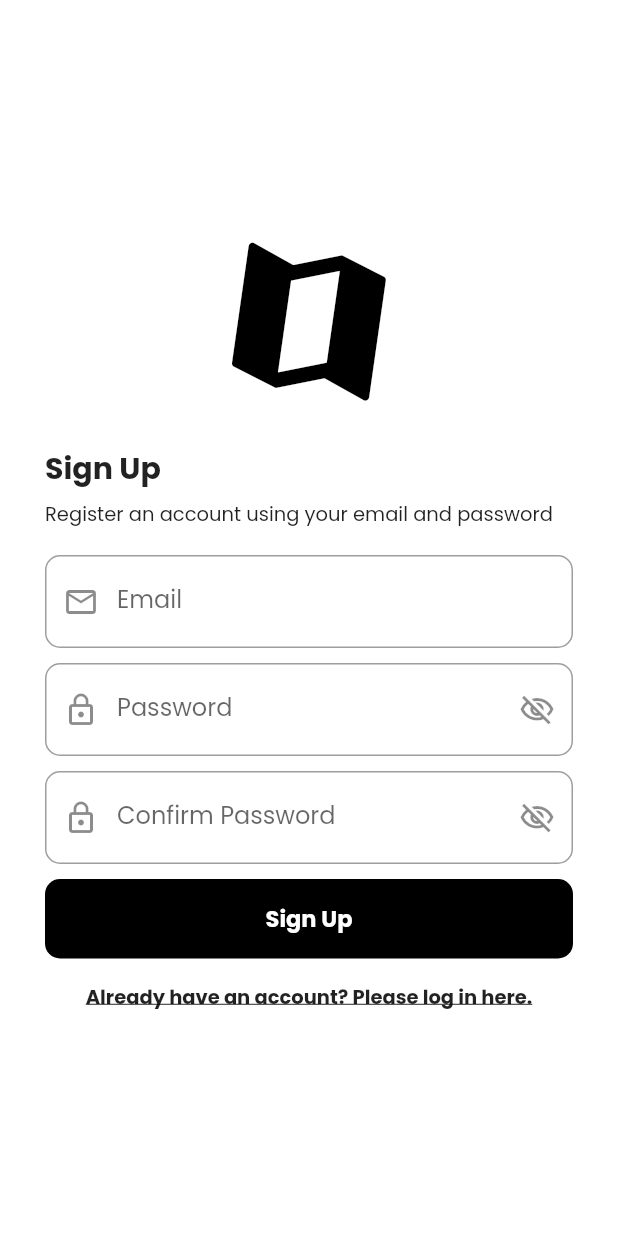
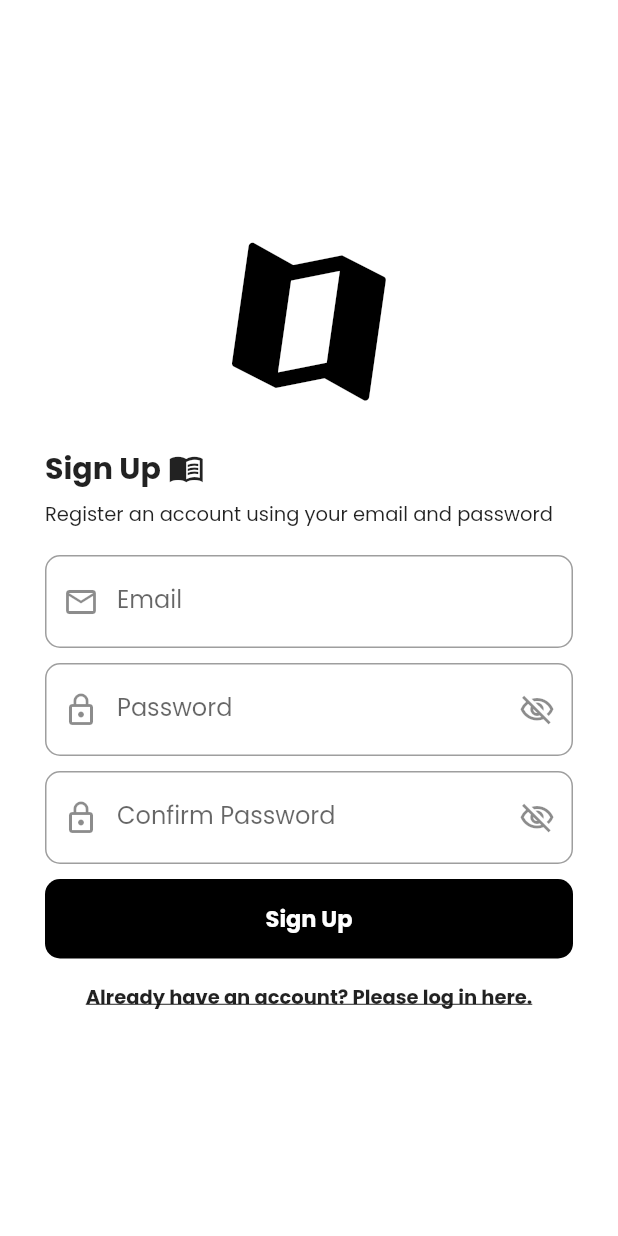
Before and after one commit to RajinH/flutter-dev, a Flutter app: the screen it shows after launch, after a tap on "No account? Please register here.", on a phone screen of 412 x 824 dp. Run offline on Flutter 3.47's test engine with Material 2 defaults, Android fonts, the phone set to English and light mode, and no system bars; our stand-ins replace equatable, firebase_auth, firebase_core, flutter_bloc, flutter_dotenv, flutter_map and 3 more; accounts and stored records are empty.

Commit message:
update icons

```diff
--- a/map_app/lib/pages/login_page.dart
+++ b/map_app/lib/pages/login_page.dart
@@ -87,10 +87,19 @@ class _LogInPageState extends State<LogInPage> {
                   const SizedBox(
                     height: 20,
                   ),
-                  const Text(
-                    'Log In',
-                    textAlign: TextAlign.start,
-                    style: TextStyle(fontSize: 20, fontWeight: FontWeight.bold),
+                  const Row(
+                    children: [
+                      Text(
+                        'Log In',
+                        textAlign: TextAlign.start,
+                        style: TextStyle(
+                            fontSize: 20, fontWeight: FontWeight.bold),
+                      ),
+                      SizedBox(
+                        width: 5,
+                      ),
+                      Icon(Icons.lock_open_sharp)
+                    ],
                   ),
                   const SizedBox(
                     height: 10,
--- a/map_app/lib/pages/signup_page.dart
+++ b/map_app/lib/pages/signup_page.dart
@@ -64,10 +64,19 @@ class _SignUpPageState extends State<SignUpPage> {
                   const SizedBox(
                     height: 20,
                   ),
-                  const Text(
-                    'Sign Up',
-                    textAlign: TextAlign.start,
-                    style: TextStyle(fontSize: 20, fontWeight: FontWeight.bold),
+                  const Row(
+                    children: [
+                      Text(
+                        'Sign Up',
+                        textAlign: TextAlign.start,
+                        style: TextStyle(
+                            fontSize: 20, fontWeight: FontWeight.bold),
+                      ),
+                      SizedBox(
+                        width: 5,
+                      ),
+                      Icon(Icons.menu_book_sharp)
+                    ],
                   ),
                   const SizedBox(
                     height: 10,
```
